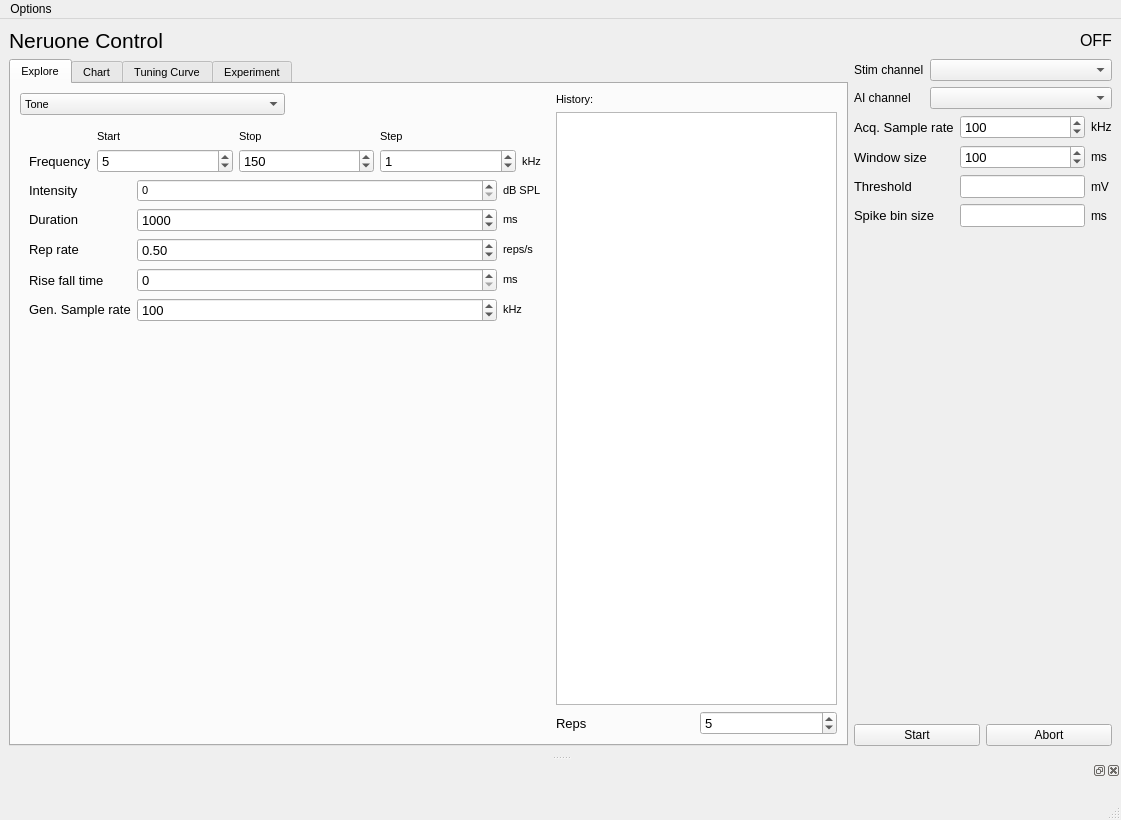
Qt form main/main_control.ui (portfors-lab/sparkle) before a commit.
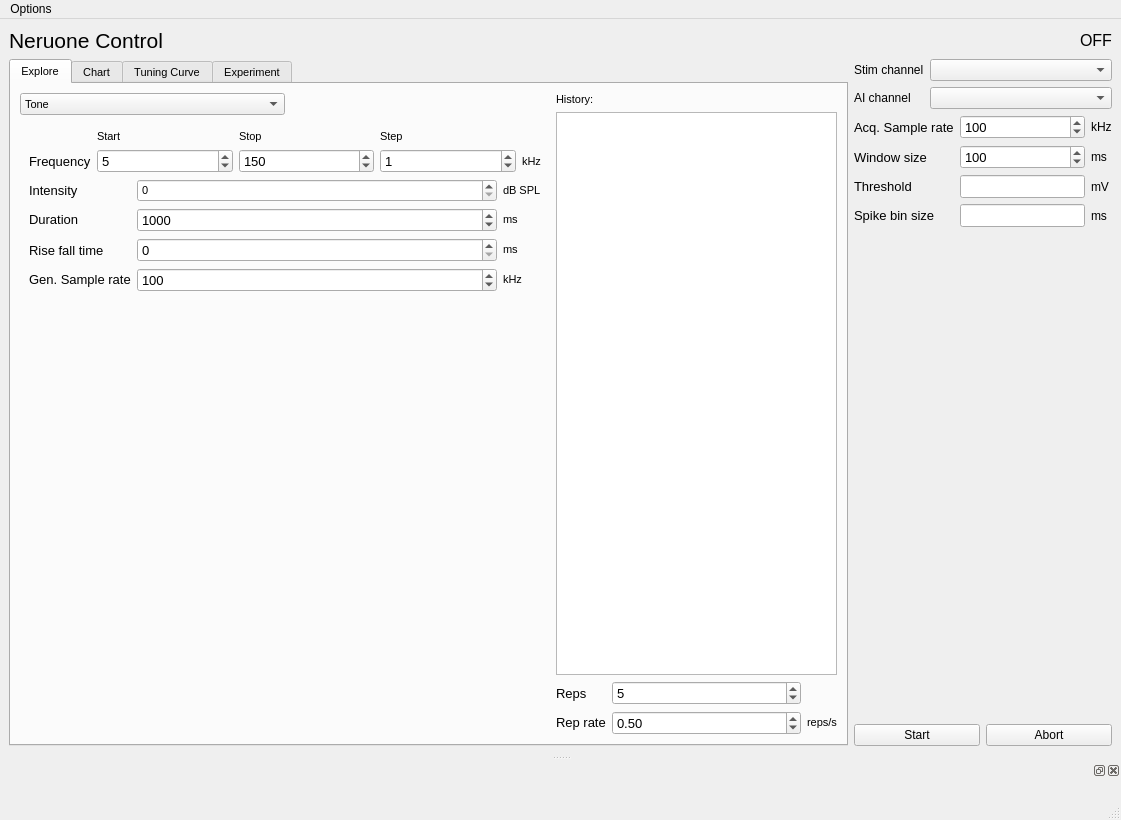
The same form after that commit. The open tabs and pages were chosen to show the change. Custom widgets are drawn as their Qt base class.

```diff
--- a/main/main_control.ui
+++ b/main/main_control.ui
@@ -283,24 +283,6 @@
                     </property>
                    </widget>
                   </item>
-                  <item row="3" column="0">
-                   <widget class="QLabel" name="label_35">
-                    <property name="sizePolicy">
-                     <sizepolicy hsizetype="Fixed" vsizetype="Fixed">
-                      <horstretch>0</horstretch>
-                      <verstretch>0</verstretch>
-                     </sizepolicy>
-                    </property>
-                    <property name="font">
-                     <font>
-                      <pointsize>10</pointsize>
-                     </font>
-                    </property>
-                    <property name="text">
-                     <string>Rep rate</string>
-                    </property>
-                   </widget>
-                  </item>
                   <item row="2" column="1">
                    <widget class="QSpinBox" name="extone_dur_spnbx">
                     <property name="font">
@@ -335,19 +317,6 @@
                     </property>
                    </widget>
                   </item>
-                  <item row="3" column="2">
-                   <widget class="QLabel" name="label_36">
-                    <property name="sizePolicy">
-                     <sizepolicy hsizetype="Fixed" vsizetype="Fixed">
-                      <horstretch>0</horstretch>
-                      <verstretch>0</verstretch>
-                     </sizepolicy>
-                    </property>
-                    <property name="text">
-                     <string>reps/s</string>
-                    </property>
-                   </widget>
-                  </item>
                   <item row="1" column="0">
                    <widget class="QLabel" name="label_42">
                     <property name="font">
@@ -482,7 +451,7 @@
                 </item>
                 <item>
                  <layout class="QGridLayout" name="gridLayout_6">
-                  <item row="3" column="1">
+                  <item row="2" column="1">
                    <widget class="QSpinBox" name="risefall_spnbx_4">
                     <property name="font">
                      <font>
@@ -494,7 +463,7 @@
                     </property>
                    </widget>
                   </item>
-                  <item row="3" column="2">
+                  <item row="2" column="2">
                    <widget class="QLabel" name="tunit_lbl6">
                     <property name="sizePolicy">
                      <sizepolicy hsizetype="Fixed" vsizetype="Fixed">
@@ -507,25 +476,7 @@
                     </property>
                    </widget>
                   </item>
-                  <item row="2" column="1">
-                   <widget class="QDoubleSpinBox" name="reprate_spnbx_3">
-                    <property name="font">
-                     <font>
-                      <pointsize>10</pointsize>
-                     </font>
-                    </property>
-                    <property name="minimum">
-                     <double>0.100000000000000</double>
-                    </property>
-                    <property name="maximum">
-                     <double>10.000000000000000</double>
-                    </property>
-                    <property name="value">
-                     <double>0.500000000000000</double>
-                    </property>
-                   </widget>
-                  </item>
-                  <item row="3" column="0">
+                  <item row="2" column="0">
                    <widget class="QLabel" name="label_44">
                     <property name="font">
                      <font>
@@ -537,7 +488,7 @@
                     </property>
                    </widget>
                   </item>
-                  <item row="4" column="2">
+                  <item row="3" column="2">
                    <widget class="QLabel" name="funit_lbl6">
                     <property name="sizePolicy">
                      <sizepolicy hsizetype="Fixed" vsizetype="Fixed">
@@ -550,7 +501,7 @@
                     </property>
                    </widget>
                   </item>
-                  <item row="4" column="0">
+                  <item row="3" column="0">
                    <widget class="QLabel" name="label_46">
                     <property name="sizePolicy">
                      <sizepolicy hsizetype="Fixed" vsizetype="Fixed">
@@ -568,7 +519,7 @@
                     </property>
                    </widget>
                   </item>
-                  <item row="4" column="1">
+                  <item row="3" column="1">
                    <widget class="QSpinBox" name="aosr_spnbx_3">
                     <property name="font">
                      <font>
@@ -607,24 +558,6 @@
                     </property>
                    </widget>
                   </item>
-                  <item row="2" column="0">
-                   <widget class="QLabel" name="label_49">
-                    <property name="sizePolicy">
-                     <sizepolicy hsizetype="Fixed" vsizetype="Fixed">
-                      <horstretch>0</horstretch>
-                      <verstretch>0</verstretch>
-                     </sizepolicy>
-                    </property>
-                    <property name="font">
-                     <font>
-                      <pointsize>10</pointsize>
-                     </font>
-                    </property>
-                    <property name="text">
-                     <string>Rep rate</string>
-                    </property>
-                   </widget>
-                  </item>
                   <item row="1" column="1">
                    <widget class="QSpinBox" name="dur_spnbx_4">
                     <property name="font">
@@ -659,19 +592,6 @@
                     </property>
                    </widget>
                   </item>
-                  <item row="2" column="2">
-                   <widget class="QLabel" name="label_51">
-                    <property name="sizePolicy">
-                     <sizepolicy hsizetype="Fixed" vsizetype="Fixed">
-                      <horstretch>0</horstretch>
-                      <verstretch>0</verstretch>
-                     </sizepolicy>
-                    </property>
-                    <property name="text">
-                     <string>reps/s</string>
-                    </property>
-                   </widget>
-                  </item>
                   <item row="0" column="2">
                    <widget class="QLabel" name="label_9">
                     <property name="text">
@@ -782,6 +702,24 @@
             </item>
             <item>
              <layout class="QGridLayout" name="gridLayout_7">
+              <item row="1" column="0">
+               <widget class="QLabel" name="label_35">
+                <property name="sizePolicy">
+                 <sizepolicy hsizetype="Fixed" vsizetype="Fixed">
+                  <horstretch>0</horstretch>
+                  <verstretch>0</verstretch>
+                 </sizepolicy>
+                </property>
+                <property name="font">
+                 <font>
+                  <pointsize>10</pointsize>
+                 </font>
+                </property>
+                <property name="text">
+                 <string>Rep rate</string>
+                </property>
+               </widget>
+              </item>
               <item row="0" column="0">
                <widget class="QLabel" name="label_39">
                 <property name="font">
@@ -812,6 +750,37 @@
                 </property>
                </widget>
               </item>
+              <item row="1" column="1">
+               <widget class="QDoubleSpinBox" name="ex_reprate_spnbx">
+                <property name="font">
+                 <font>
+                  <pointsize>10</pointsize>
+                 </font>
+                </property>
+                <property name="minimum">
+                 <double>0.100000000000000</double>
+                </property>
+                <property name="maximum">
+                 <double>10.000000000000000</double>
+                </property>
+                <property name="value">
+                 <double>0.500000000000000</double>
+                </property>
+               </widget>
+              </item>
+              <item row="1" column="2">
+               <widget class="QLabel" name="label_36">
+                <property name="sizePolicy">
+                 <sizepolicy hsizetype="Fixed" vsizetype="Fixed">
+                  <horstretch>0</horstretch>
+                  <verstretch>0</verstretch>
+                 </sizepolicy>
+                </property>
+                <property name="text">
+                 <string>reps/s</string>
+                </property>
+               </widget>
+              </item>
              </layout>
             </item>
            </layout>
```
Left out of the diff: 18 changed lines with no effect on the pictures.
